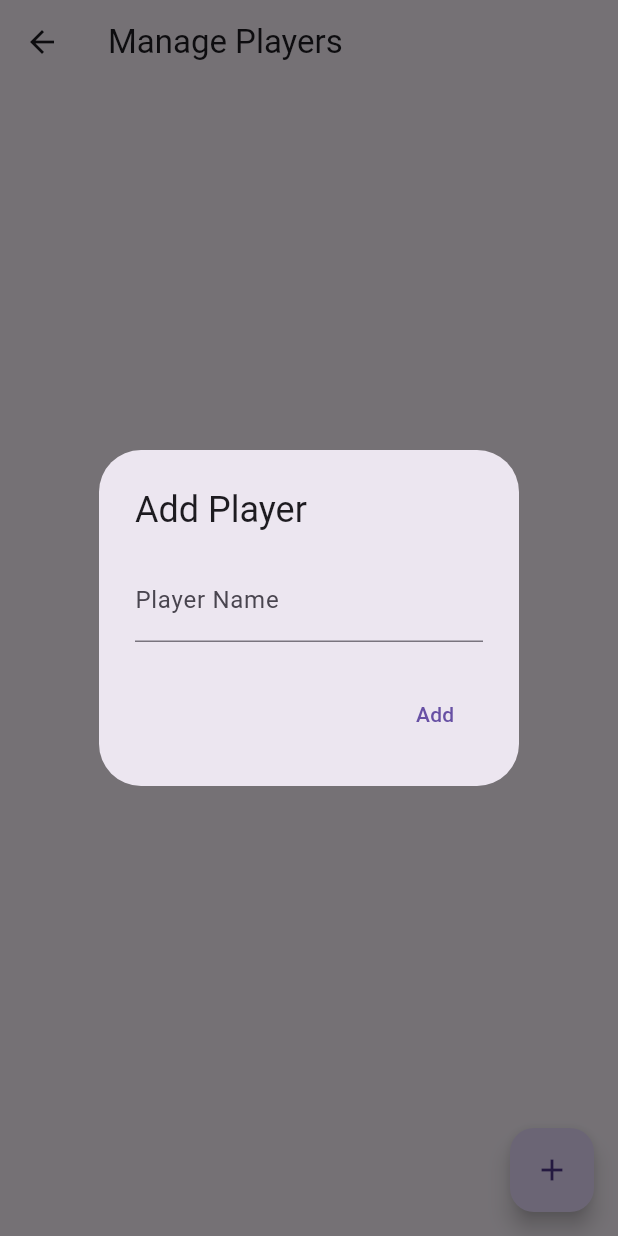
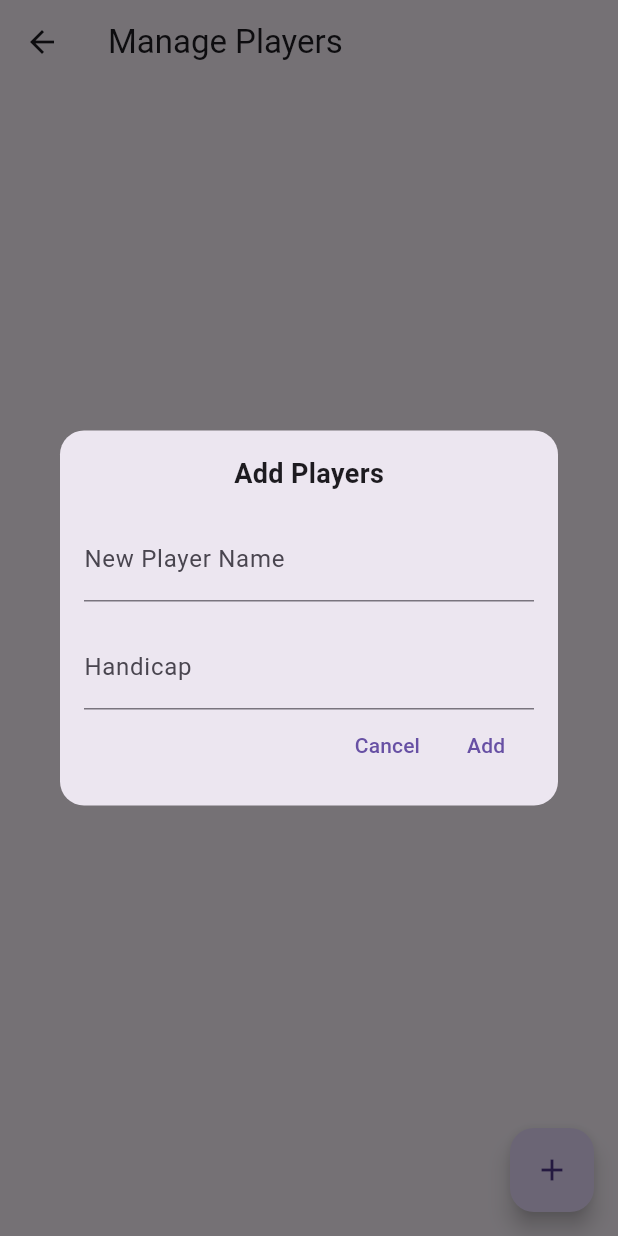
Before and after one commit to MiMejorBillar/sbn, a Flutter app: the PlayersList screen opened directly, after a tap on the "add" icon, on a phone screen of 412 x 824 dp. Run offline on Flutter 3.47's test engine with Material 3 defaults, Android fonts, the phone set to English and light mode, and no system bars; our stand-ins replace flutter_riverpod.

Commit message:
Set handicap when adding a new Player

```diff
--- a/lib/riverpod/providers.dart
+++ b/lib/riverpod/providers.dart
@@ -35,7 +35,8 @@ final timerActionProvider = StateProvider<String?> ((ref) => null);
 // PLAYER MANAGEMENT ////////////
 class Player {
   final String name;
-  Player(this.name);
+  final int handicap;
+  Player({required this.name, required this.handicap});
 }
 
 final playersProvider = StateNotifierProvider<PlayersNotifier, List<Player>>((ref) {
@@ -45,8 +46,8 @@ final playersProvider = StateNotifierProvider<PlayersNotifier, List<Player>>((re
 class PlayersNotifier extends StateNotifier<List<Player>> {
   PlayersNotifier() : super ([]);
 
-  void addPlayer(String name) {
-    state = [...state, Player(name)];
+  void addPlayer(Player player) {
+    state = [...state, player];
   }
 
   void removePlayer(String name) {
--- /dev/null
+++ b/lib/screens/add_player.dart
@@ -0,0 +1,116 @@
+import "package:flutter/material.dart";
+import 'package:flutter_riverpod/flutter_riverpod.dart';
+import '../riverpod/providers.dart';
+
+class AddPlayer extends ConsumerStatefulWidget{
+  const AddPlayer({super.key});
+
+  @override
+  ConsumerState<AddPlayer> createState() => AddPlayerState();
+}
+
+class AddPlayerState extends ConsumerState<AddPlayer> {
+  String? errorMessage;
+  late TextEditingController nameController;
+  late TextEditingController handicapController;
+
+  @override
+  void initState(){
+    super.initState();
+    nameController = TextEditingController();
+    handicapController = TextEditingController();
+  }
+
+  @override
+  void dispose(){
+    nameController.dispose();
+    handicapController.dispose();
+    super.dispose();
+  }
+  @override
+  Widget build(BuildContext context){
+    final playersNotifier = ref.read(playersProvider.notifier);
+
+    return Dialog(
+      shape: RoundedRectangleBorder(borderRadius: BorderRadius.circular(16)),
+      child: Container(
+        padding: const EdgeInsets.all(16),
+        child: Column(
+          mainAxisSize: MainAxisSize.min,
+          children: [
+            const Text(
+              'Add Players',
+              style: TextStyle(fontSize: 18, fontWeight: FontWeight.bold),
+            ),
+            const SizedBox(height: 16),
+            TextFormField(
+              controller: nameController,
+              decoration: const InputDecoration(labelText: 'New Player Name'),
+              onChanged: (value) {
+                if (errorMessage != null) {
+                  setState(() {
+                    errorMessage = null;
+                  });
+                }
+              },
+            ),
+            const SizedBox(height: 16,),
+            TextFormField(
+              controller: handicapController,
+              decoration: const InputDecoration(labelText: 'Handicap'),
+              keyboardType: TextInputType.number,
+              onChanged: (value) {
+                if(errorMessage != null) {
+                  setState(() {
+                    errorMessage = null;
+                  });
+                }
+              },
+            ),
+            if(errorMessage != null)
+              Padding(
+                padding: const EdgeInsets.only(bottom: 8),
+                child: Text(
+                  errorMessage!,
+                  style: const TextStyle(color: Colors.red),
+                ),
+              ),
+              Row(
+                mainAxisAlignment: MainAxisAlignment.end,
+                children: [
+                  TextButton(
+                    onPressed:  () => Navigator.of(context).pop(),
+                    child: const Text('Cancel'),
+                  ),
+                  SizedBox(height: 16,),
+                  TextButton(
+                    onPressed: () {
+                      String name = nameController.text.trim();
+                      String handicapText = handicapController.text.trim();
+
+                      if (name.isEmpty || handicapText.isEmpty) {
+                        setState(() {
+                          errorMessage = 'Please enter both name and handicap';
+                        });
+                        return;
+                      }
+                      int? handicap = int.tryParse(handicapText);
+                      if (handicap == null) {
+                        setState(() {
+                          errorMessage = 'Invalid handicap value';
+                        });
+                        return;
+                      }
+                      playersNotifier.addPlayer(Player(name: name, handicap:handicap));
+                      Navigator.of(context).pop();
+                    } ,
+                    child: const Text('Add') ,
+                  ),
+                ],
+              ),
+          ],
+        )
+      )
+    );
+  }
+}
--- a/lib/screens/player_selection.dart
+++ b/lib/screens/player_selection.dart
@@ -12,6 +12,8 @@ class PlayersSelectionDialog extends ConsumerStatefulWidget {
 class _PlayersSelectionDialogState extends ConsumerState<PlayersSelectionDialog> {
   String? selectedP1;
   String? selectedP2;
+  int? selectedHandicapP1;
+  int? selectedHandicapP2;
   bool equalizingInnings = true;
   int selectedDuration = 40;
 
@@ -46,12 +48,13 @@ class _PlayersSelectionDialogState extends ConsumerState<PlayersSelectionDialog>
               items: players
                   .map((player) => DropdownMenuItem(
                         value: player.name,
-                        child: Text(player.name),
+                        child: Text('${player.name} (handicap : ${player.handicap})'),
                   ))
                   .toList(),
               onChanged: (value) {
                 setState(() {
                   selectedP1 = value;
+                  selectedHandicapP1 = players.firstWhere((p) => p.name == value).handicap;
                 });
               },
             ),
@@ -62,12 +65,13 @@ class _PlayersSelectionDialogState extends ConsumerState<PlayersSelectionDialog>
               items: players
                   .map((player) => DropdownMenuItem(
                         value: player.name,
-                        child: Text(player.name),
+                        child: Text('${player.name} (handicap : ${player.handicap})'),
                   ))
                   .toList(),
               onChanged: (value) {
                 setState(() {
                   selectedP2 = value;
+                  selectedHandicapP2 = players.firstWhere((p) => p.name == value).handicap;
                 });
               },
             ),
@@ -111,6 +115,8 @@ class _PlayersSelectionDialogState extends ConsumerState<PlayersSelectionDialog>
                       ref.read(gameStateProvider.notifier).resetGame(
                         p1Name: selectedP1,
                         p2Name: selectedP2,
+                        p1Handicap: selectedHandicapP1,
+                        p2Handicap: selectedHandicapP2,
                         equalizingInnings: equalizingInnings,
                         timerDuration: selectedDuration
                       );
--- a/lib/screens/players_list.dart
+++ b/lib/screens/players_list.dart
@@ -1,5 +1,6 @@
 import 'package:flutter/material.dart';
 import 'package:flutter_riverpod/flutter_riverpod.dart';
+import 'package:nsb/screens/add_player.dart';
 import '../riverpod/providers.dart';
 
 class PlayersList extends ConsumerWidget {
@@ -33,33 +34,8 @@ class PlayersList extends ConsumerWidget {
         onPressed: () {
           showDialog(
             context: context,
-            builder: (context) {
-              String newPlayerName = '';
-              return AlertDialog(
-                title: const Text('Add Player'),
-                content: TextField(
-                  onChanged: (value) => newPlayerName = value,
-                  decoration: const InputDecoration(labelText: 'Player Name'),
-                ),
-                actions: [
-                  TextButton(
-                    onPressed: () {
-                      if(newPlayerName.isNotEmpty) {
-                        playersNotifier.addPlayer(newPlayerName);
-                        Navigator.of(context).pop();
-                      } else {
-                        ScaffoldMessenger.of(context).showSnackBar(
-                          const SnackBar(
-                            content: Text('Please enter a name')
-                          )
-                        );
-                      }
-                    },
-                    child: const Text('Add')
-                  )
-                ],
-              );
-            }
+            barrierDismissible: false,
+            builder: (context) => const AddPlayer(),
           );
         },
         child: const Icon(Icons.add),
```
